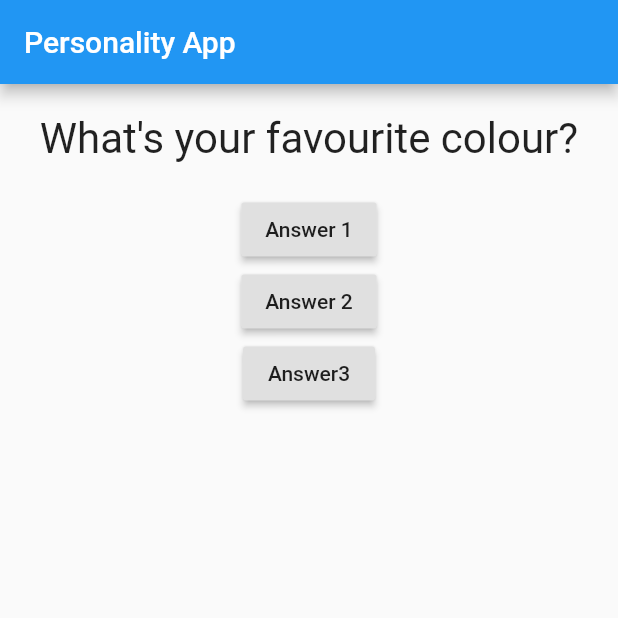
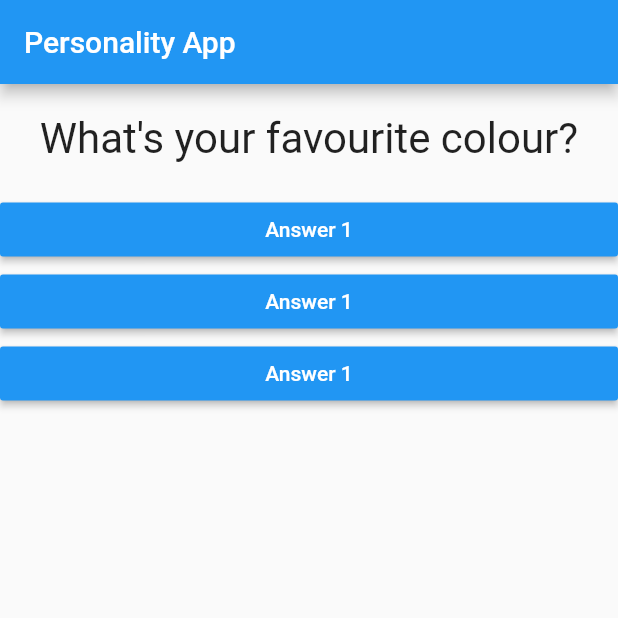
Before and after one commit to sarahmajeed/personality-test-app, a Flutter app: the screen it shows after launch, on a phone screen of 412 x 824 dp, the top half of it. Run offline on Flutter 3.47's test engine with Material 2 defaults, Android fonts, the phone set to English and light mode, and no system bars.

Commit message:
Adding a separate button class in a separate class

```diff
--- /dev/null
+++ b/lib/answer.dart
@@ -0,0 +1,22 @@
+import 'package:flutter/material.dart';
+
+
+class Answer extends StatelessWidget {
+
+  final Function selectHandler;
+
+  Answer(this.selectHandler);
+
+
+  @override
+  Widget build(BuildContext context) {
+    return Container(
+      width: double.infinity,
+      child:  RaisedButton(
+        color: Colors.blue,
+        textColor: Colors.white,
+        child: Text("Answer 1"),
+        onPressed: selectHandler,),
+    );
+  }
+}
--- a/lib/main.dart
+++ b/lib/main.dart
@@ -1,5 +1,6 @@
 import 'package:flutter/material.dart';
 import './question.dart';
+import './answer.dart';
 
 void main(){
   runApp(MyApp());
@@ -39,11 +40,10 @@ class _MyAppState extends State<MyApp>{
         ),
         body: Column(children: [
           Question(questions[_questionIndex]),
-          RaisedButton(child: Text("Answer 1"), onPressed: _answerQuestion,),
-          RaisedButton(child: Text("Answer 2"), onPressed: () => print("Anwer 2 chosen")),
-          RaisedButton(child: Text("Answer3"),onPressed: () {
-            print("Answer 3 chosen");
-          },),
+         Answer(_answerQuestion),
+         Answer(_answerQuestion),
+         Answer(_answerQuestion),
+
           ],),
         ),
         )
```
